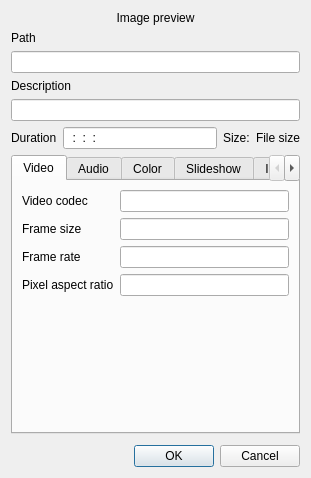
KDE/kdenlive, file src/widgets/clipproperties_ui.ui: the form before one commit.
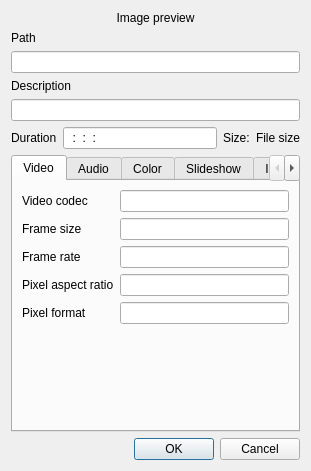
The form after the commit. Custom widgets are drawn as their Qt base class.

Commit message: Use MLT's new meta.media.frame_rate_num/den, and show pixel format in clip properties

The edit to the form file:
```diff
--- a/src/widgets/clipproperties_ui.ui
+++ b/src/widgets/clipproperties_ui.ui
@@ -6,8 +6,8 @@
    <rect>
     <x>0</x>
     <y>0</y>
-    <width>306</width>
-    <height>478</height>
+    <width>284</width>
+    <height>458</height>
    </rect>
   </property>
   <property name="windowTitle">
@@ -165,7 +165,7 @@
          </property>
         </widget>
        </item>
-       <item row="4" column="2">
+       <item row="5" column="2">
         <spacer name="verticalSpacer_2">
          <property name="orientation">
           <enum>Qt::Vertical</enum>
@@ -178,6 +178,16 @@
          </property>
         </spacer>
        </item>
+       <item row="4" column="0">
+        <widget class="QLabel" name="label">
+         <property name="text">
+          <string>Pixel format</string>
+         </property>
+        </widget>
+       </item>
+       <item row="4" column="2">
+        <widget class="KLineEdit" name="clip_pixfmt"/>
+       </item>
       </layout>
      </widget>
      <widget class="QWidget" name="tab_audio">
```
The commit also changes 2 other files.
